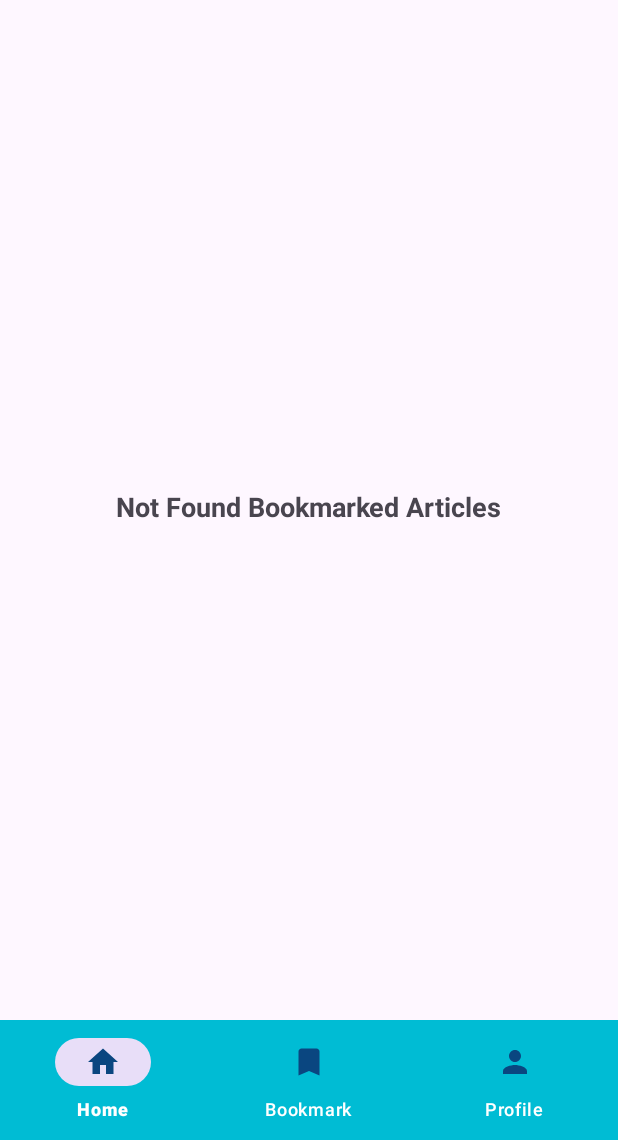
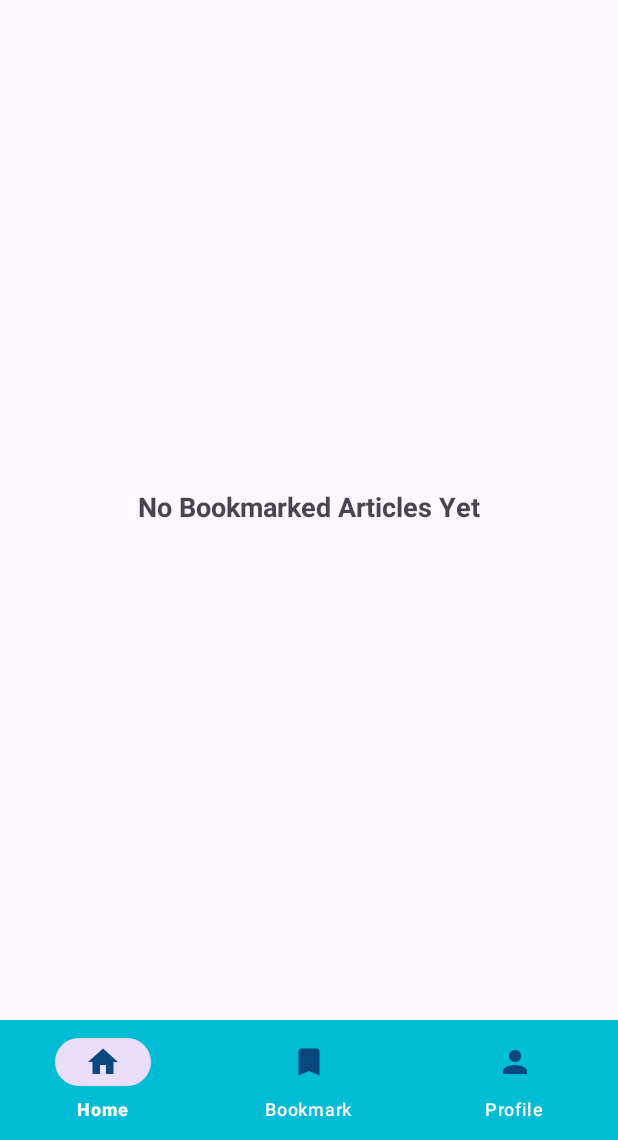
Before and after one commit to HanugaFathurC/NewsAppJava, an Android app: the fragment BookmarkedFragment placed in its activity, on a phone screen of 412 x 824 dp, the part 96-1236 px from its top. Run offline under Robolectric (Android 15) with nearby library versions, the phone set to English and light mode, and no system bars; our stand-ins replace Picasso; pictures from the network do not load.

Commit message:
Feat: Empty State Filter and No Items

```diff
--- a/app/src/main/java/com/example/newsapplication/fragment/BookmarkedFragment.java
+++ b/app/src/main/java/com/example/newsapplication/fragment/BookmarkedFragment.java
@@ -33,7 +33,7 @@ public class BookmarkedFragment extends Fragment {
     private BookmarkAdapter bookmarkAdapter;
     private List<BookmarkedArticle> bookmarkedArticles = new ArrayList<>();
     private List<BookmarkedArticle> filteredList = new ArrayList<>();
-    private TextView tvEmptyMessage;
+    private TextView tvEmptyMessage, tvNotFoundMessage;
     private String loggedInUsername;
 
 
@@ -46,6 +46,7 @@ public class BookmarkedFragment extends Fragment {
 
         recyclerView = view.findViewById(R.id.recyclerViewBookmark);
         tvEmptyMessage = view.findViewById(R.id.tvEmptyMessage);
+        tvNotFoundMessage = view.findViewById(R.id.tvNotFoundMessage);
         recyclerView.setLayoutManager(new LinearLayoutManager(getContext()));
 
         bookmarkAdapter = new BookmarkAdapter(getContext(), filteredList, this::handleBookmarkAllDeleted);
@@ -85,12 +86,18 @@ public class BookmarkedFragment extends Fragment {
     }
 
     private void updateEmptyState() {
-        if (filteredList.isEmpty()) {
+        if(bookmarkedArticles.isEmpty()){
             recyclerView.setVisibility(View.GONE);
             tvEmptyMessage.setVisibility(View.VISIBLE);
+            tvNotFoundMessage.setVisibility(View.GONE);
+        } else if(filteredList.isEmpty()){
+            recyclerView.setVisibility(View.GONE);
+            tvEmptyMessage.setVisibility(View.GONE);
+            tvNotFoundMessage.setVisibility(View.VISIBLE);
         } else {
             recyclerView.setVisibility(View.VISIBLE);
             tvEmptyMessage.setVisibility(View.GONE);
+            tvNotFoundMessage.setVisibility(View.GONE);
         }
     }
 
--- a/app/src/main/res/layout/fragment_bookmarked.xml
+++ b/app/src/main/res/layout/fragment_bookmarked.xml
@@ -12,10 +12,21 @@
         android:layout_height="match_parent"/>
 
     <TextView
+        android:id="@+id/tvNotFoundMessage"
+        android:layout_width="wrap_content"
+        android:layout_height="wrap_content"
+        android:text="Not Found Bookmarked Articles"
+        android:visibility="gone"
+        android:layout_centerInParent="true"
+        android:textSize="18sp"
+        android:textStyle="bold"
+        android:textColor="@color/black" />
+
+    <TextView
         android:id="@+id/tvEmptyMessage"
         android:layout_width="wrap_content"
         android:layout_height="wrap_content"
-        android:text="Not Found Bookmarked Articles"
+        android:text="No Bookmarked Articles Yet"
         android:textSize="18sp"
         android:textStyle="bold"
         android:layout_centerInParent="true"
```
Also changed, not shown: 2 other files.
